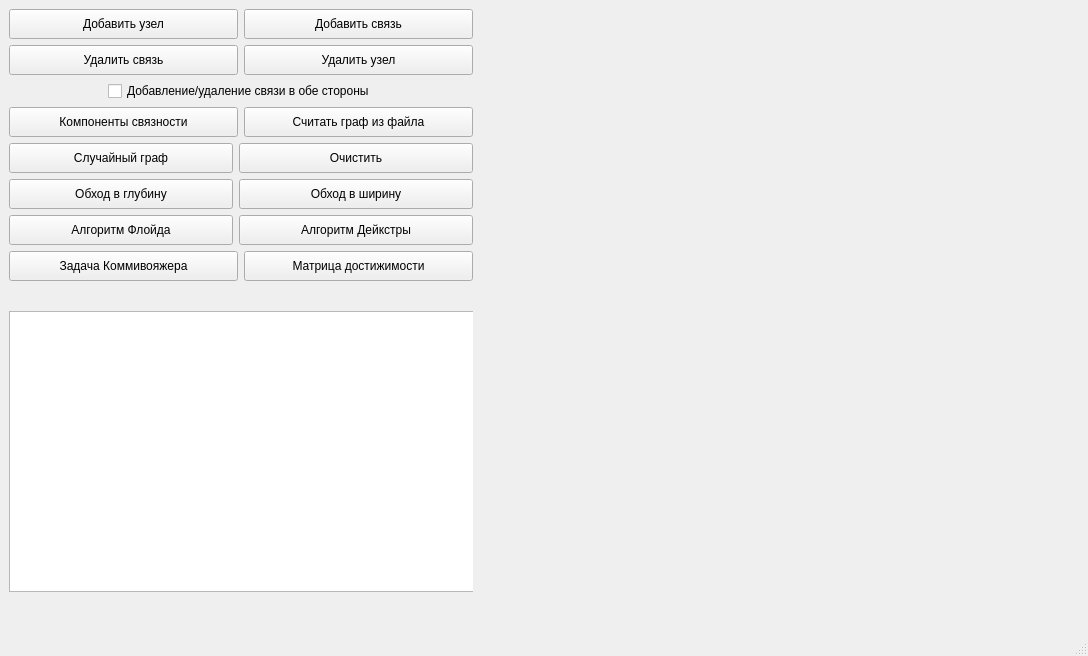
Old version of the form mainwindow.ui in the repository geroineee/Graph_QT.
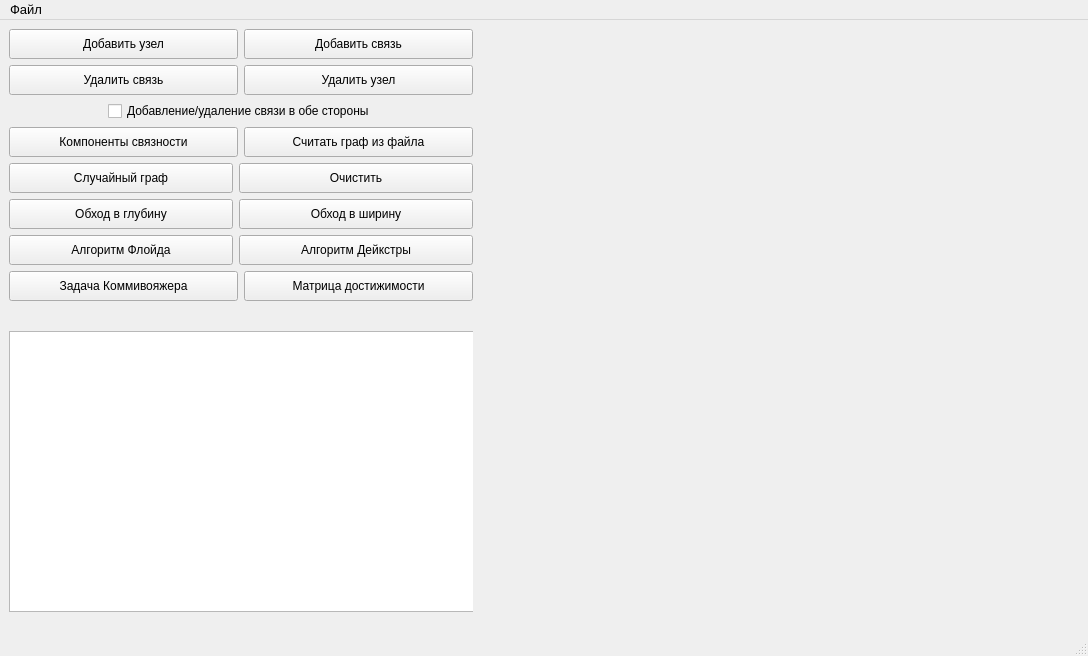
New version of the form. Icons and pictures are not drawn. Custom widgets are drawn as their Qt base class.

Diff of the .ui file:
```diff
--- a/mainwindow.ui
+++ b/mainwindow.ui
@@ -353,9 +353,27 @@
      <x>0</x>
      <y>0</y>
      <width>1088</width>
-     <height>20</height>
+     <height>22</height>
     </rect>
    </property>
+   <property name="font">
+    <font>
+     <pointsize>10</pointsize>
+    </font>
+   </property>
+   <widget class="QMenu" name="menu">
+    <property name="font">
+     <font>
+      <pointsize>12</pointsize>
+     </font>
+    </property>
+    <property name="title">
+     <string>Файл</string>
+    </property>
+    <addaction name="action_saveMatrix"/>
+    <addaction name="action_openMatrix"/>
+   </widget>
+   <addaction name="menu"/>
   </widget>
   <widget class="QStatusBar" name="statusbar">
    <property name="font">
```
Left out of the diff: 50 changed lines with no effect on the pictures.
